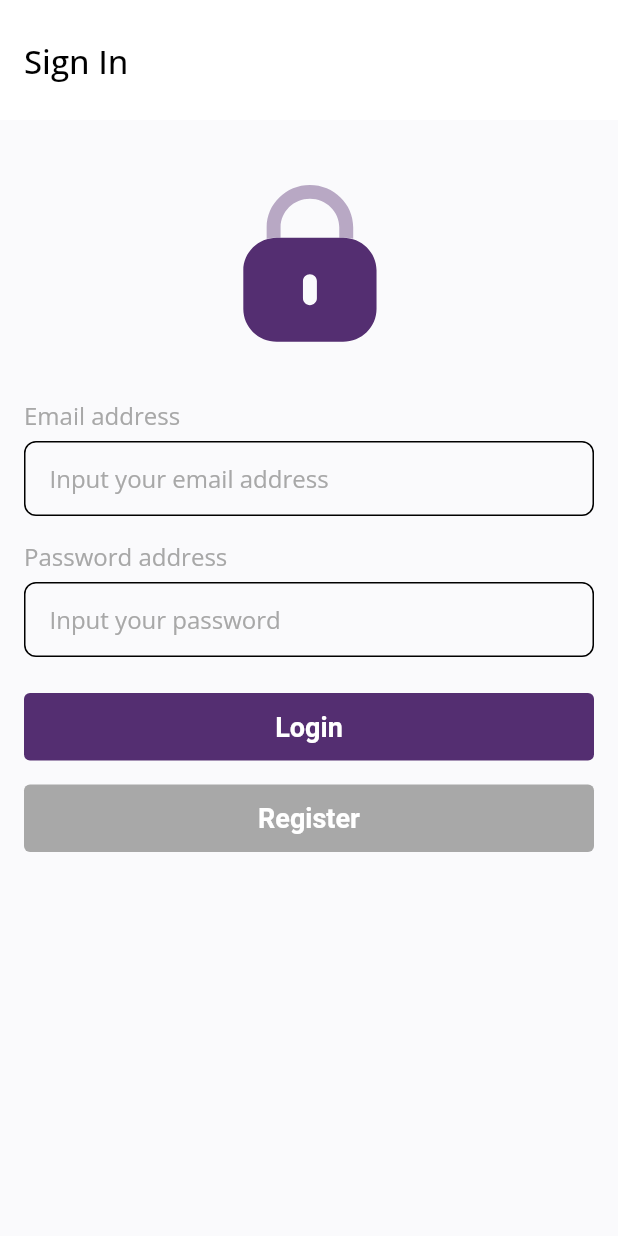
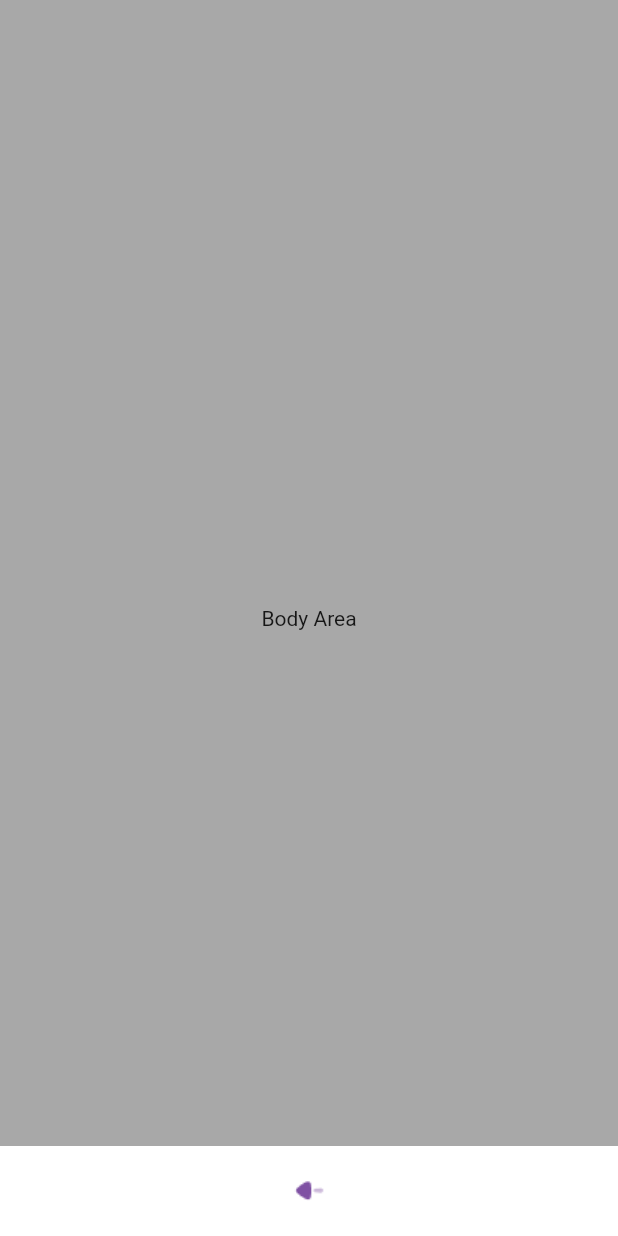
Before and after one commit to cybanjar/dimakan, a Flutter app: the screen it shows after launch, on a phone screen of 412 x 824 dp. Run offline on Flutter 3.47's test engine with Material 2 defaults, Android fonts, the phone set to English and light mode, and no system bars; our stand-ins replace flutter_spinkit, flutter_svg, get, google_fonts, supercharged.

```diff
--- a/lib/main.dart
+++ b/lib/main.dart
@@ -11,7 +11,7 @@ class MyApp extends StatelessWidget {
   Widget build(BuildContext context) {
     return GetMaterialApp(
       debugShowCheckedModeBanner: false,
-      home: SignInPage(),
+      home: MainPage(),
     );
   }
 }
--- /dev/null
+++ b/lib/ui/pages/main_page.dart
@@ -0,0 +1,33 @@
+part of 'pages.dart';
+
+class MainPage extends StatefulWidget {
+  @override
+  _MainPageState createState() => _MainPageState();
+}
+
+class _MainPageState extends State<MainPage> {
+  @override
+  Widget build(BuildContext context) {
+    return Scaffold(
+      body: Stack(
+        children: [
+          Container(
+            color: Colors.white,
+          ),
+          SafeArea(
+              child: Container(
+            color: 'A8A8A8'.toColor(),
+          )),
+          SafeArea(
+              child: Center(
+            child: Text("Body Area"),
+          )),
+          Align(
+            alignment: Alignment.bottomCenter,
+            child: CustomBottomNavbar(),
+          )
+        ],
+      ),
+    );
+  }
+}
--- a/lib/ui/pages/pages.dart
+++ b/lib/ui/pages/pages.dart
@@ -1,4 +1,5 @@
 import 'package:dimakan/shared/shared.dart';
+import 'package:dimakan/ui/widgets/widgets.dart';
 import 'package:flutter/material.dart';
 import 'package:flutter_spinkit/flutter_spinkit.dart';
 import 'package:supercharged/supercharged.dart';
@@ -9,3 +10,4 @@ part 'general_page.dart';
 part 'sign_in_page.dart';
 part 'sign_up_page.dart';
 part 'address_page.dart';
+part 'main_page.dart';
--- /dev/null
+++ b/lib/ui/widgets/custom_bottom_navbar.dart
@@ -0,0 +1,29 @@
+part of 'widgets.dart';
+
+class CustomBottomNavbar extends StatelessWidget {
+  final int selectedIndex;
+  final Function(int index) onTap;
+  final String iconHome = 'assets/Home.svg';
+
+  CustomBottomNavbar({this.selectedIndex, this.onTap});
+  @override
+  Widget build(BuildContext context) {
+    return Container(
+      height: 60,
+      width: double.infinity,
+      color: Colors.white,
+      child: Row(
+        mainAxisAlignment: MainAxisAlignment.center,
+        children: [
+          Container(
+            width: 32,
+            height: 32,
+            decoration: BoxDecoration(
+                image:
+                    DecorationImage(image: AssetImage('assets/icon_left.png'))),
+          ),
+        ],
+      ),
+    );
+  }
+}
--- /dev/null
+++ b/lib/ui/widgets/widgets.dart
@@ -0,0 +1,3 @@
+import 'package:flutter/material.dart';
+
+part 'custom_bottom_navbar.dart';
```
Also changed, not shown: assets/bag.png (added), assets/bag_nonactive.png (added), assets/home.png (added), assets/home_nonactive.png (added), assets/user.png (added), assets/user_nonactive.png (added).
